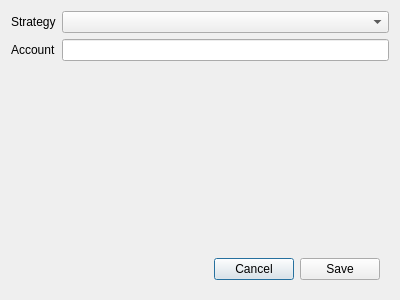
Before: the Qt Designer form dexbot/views/orig/create_bot_window.ui in xeroc/stakemachine, drawn with Qt 5.
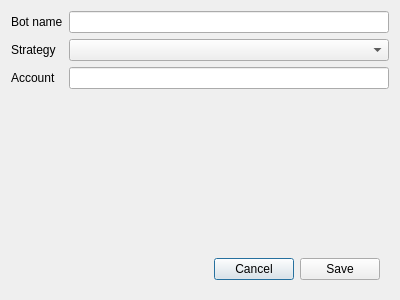
After: the same form once the commit is applied.

Commit message:
Add multiple different gui features
- Add botname to the bot creation dialog
- Add bot widget ui setters
- Change the way widgets area loaded

What changed in the file:
```diff
--- a/dexbot/views/orig/create_bot_window.ui
+++ b/dexbot/views/orig/create_bot_window.ui
@@ -70,26 +70,36 @@
    </item>
    <item row="0" column="0">
     <layout class="QFormLayout" name="formLayout">
-     <item row="0" column="0">
+     <item row="1" column="0">
       <widget class="QLabel" name="strategy_label">
        <property name="text">
         <string>Strategy</string>
        </property>
       </widget>
      </item>
-     <item row="0" column="1">
+     <item row="1" column="1">
       <widget class="QComboBox" name="strategy_input"/>
      </item>
-     <item row="1" column="0">
+     <item row="2" column="0">
       <widget class="QLabel" name="account_label">
        <property name="text">
         <string>Account</string>
        </property>
       </widget>
      </item>
-     <item row="1" column="1">
+     <item row="2" column="1">
       <widget class="QLineEdit" name="account_input"/>
      </item>
+     <item row="0" column="0">
+      <widget class="QLabel" name="botname_label">
+       <property name="text">
+        <string>Bot name</string>
+       </property>
+      </widget>
+     </item>
+     <item row="0" column="1">
+      <widget class="QLineEdit" name="botname_input"/>
+     </item>
     </layout>
    </item>
   </layout>
```
The commit also changes 3 other files.
